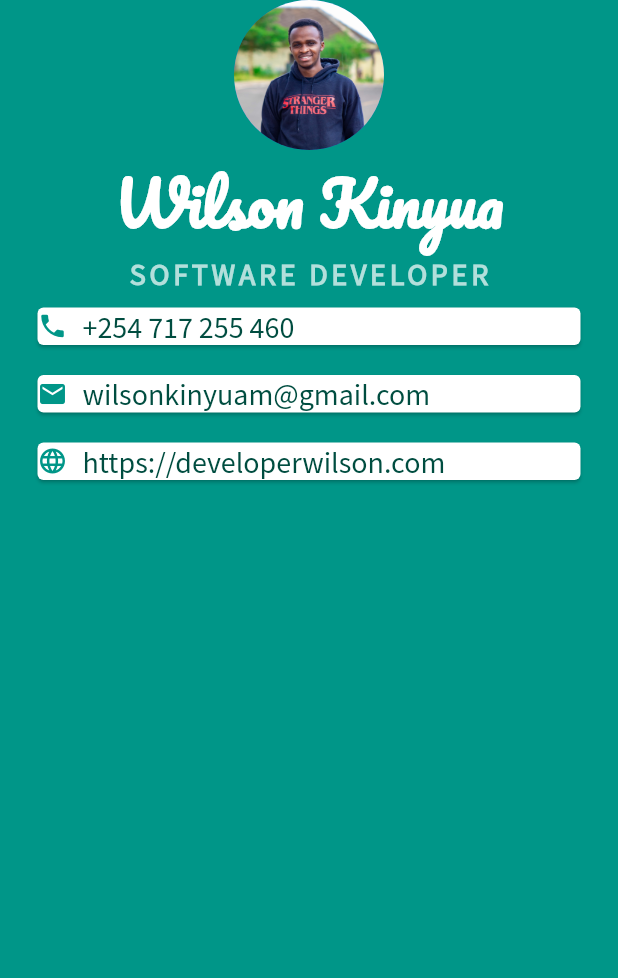
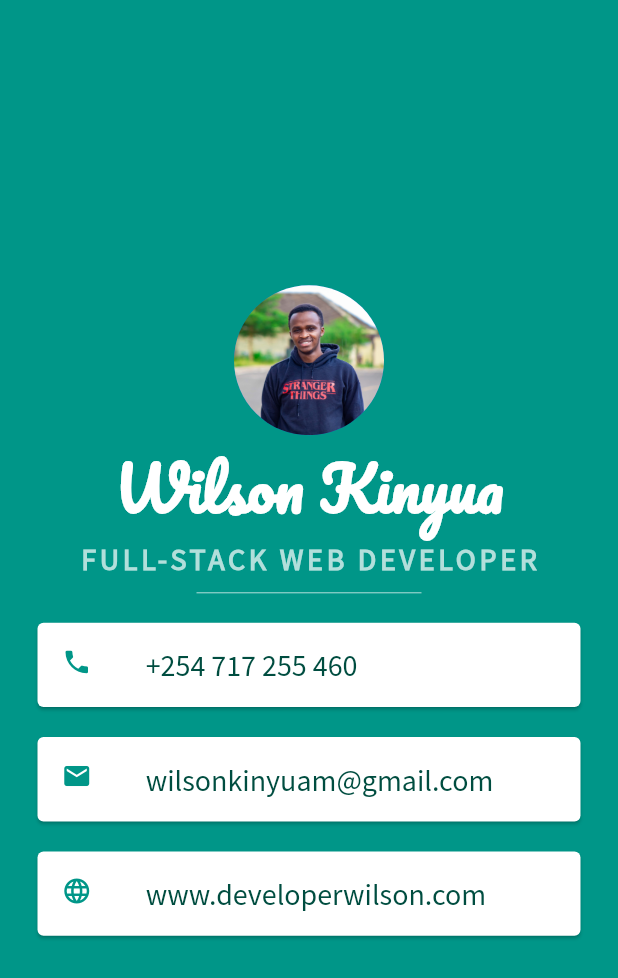
Before and after one commit to WilsonKinyua/mi-card-flutter, a Flutter app: the screen it shows after launch, on a phone screen of 412 x 824 dp. Shown: the top 978 px of the screen. Run offline on Flutter 3.47's test engine with Material 2 defaults, Android fonts, the phone set to English and light mode, and no system bars.

Commit message:
final commit

```diff
--- a/lib/main.dart
+++ b/lib/main.dart
@@ -15,6 +15,7 @@ class MyApp extends StatelessWidget {
         backgroundColor: Colors.teal,
         body: SafeArea(
           child: Column(
+            mainAxisAlignment: MainAxisAlignment.center,
               children: <Widget> [
                 CircleAvatar(
                   radius: 50.0,
@@ -30,7 +31,7 @@ class MyApp extends StatelessWidget {
                   ),
                 ),
                 Text(
-                  "SOFTWARE DEVELOPER",
+                  "FULL-STACK WEB DEVELOPER",
                   style: TextStyle(
                     fontSize: 20.0,
                     color: Colors.teal[100],
@@ -39,20 +40,24 @@ class MyApp extends StatelessWidget {
                     fontWeight: FontWeight.bold
                   ),
                 ),
+                SizedBox(
+                  height: 20.0,
+                  width: 150.0,
+                  child: Divider(
+                    color: Colors.teal.shade100,
+                  ),
+                ),
                 Card(
-                  color: Colors.white,
                   margin: EdgeInsets.symmetric(vertical: 10.0, horizontal: 25.0),
-                  child: Row(
-                   children: <Widget>[
-                     Icon(
+                  child: Padding(
+                    padding: const EdgeInsets.all(0.1),
+                    child: ListTile(
+                      leading: Icon(
                         Icons.phone,
                         color: Colors.teal,
                         size: 20.0,
                       ),
-                     SizedBox(
-                       width: 10.0,
-                     ),
-                     Text(
+                      title: Text(
                         '+254 717 255 460',
                         style: TextStyle(
                           color: Colors.teal[900],
@@ -61,23 +66,20 @@ class MyApp extends StatelessWidget {
 
                         ),
                       ),
-                   ],
+                    ),
                   ),
                 ),
                 Card(
-                  color: Colors.white,
                   margin: EdgeInsets.symmetric(vertical: 10.0, horizontal: 25.0),
-                  child: Row(
-                    children: <Widget>[
-                        Icon(
+                  child: Padding(
+                    padding: const EdgeInsets.all(0.1),
+                    child: ListTile(
+                      leading: Icon(
                         Icons.email,
                         color: Colors.teal,
                         size: 20.0,
                       ),
-                      SizedBox(
-                        width: 10.0,
-                      ),
-                      Text(
+                      title: Text(
                         'wilsonkinyuam@gmail.com',
                         style: TextStyle(
                             color: Colors.teal.shade900,
@@ -85,31 +87,28 @@ class MyApp extends StatelessWidget {
                             fontFamily: 'SourceSansPro'
                         ),
                       ),
-                    ],
+                    ),
                   ),
                 ),
                 Card(
-                  color: Colors.white,
                   margin: EdgeInsets.symmetric(vertical: 10.0, horizontal: 25.0),
-                  child: Row(
-                      children: <Widget>[
-                        Icon(
+                  child: Padding(
+                    padding: const EdgeInsets.all(0.1),
+                    child: ListTile(
+                      leading: Icon(
                         Icons.language,
                         color: Colors.teal,
                         size: 20.0,
                       ),
-                        SizedBox(
-                          width: 10.0,
-                        ),
-                        Text(
-                            "https://developerwilson.com",
+                      title: Text(
+                        "www.developerwilson.com",
                         style: TextStyle(
                             color: Colors.teal.shade900,
                             fontSize: 20.0,
                             fontFamily: 'SourceSansPro'
                         ),
                       ),
-                      ],
+                    ),
                   ),
                 ),
               ],
```
Lines whose indentation alone changed are shown as unchanged.
